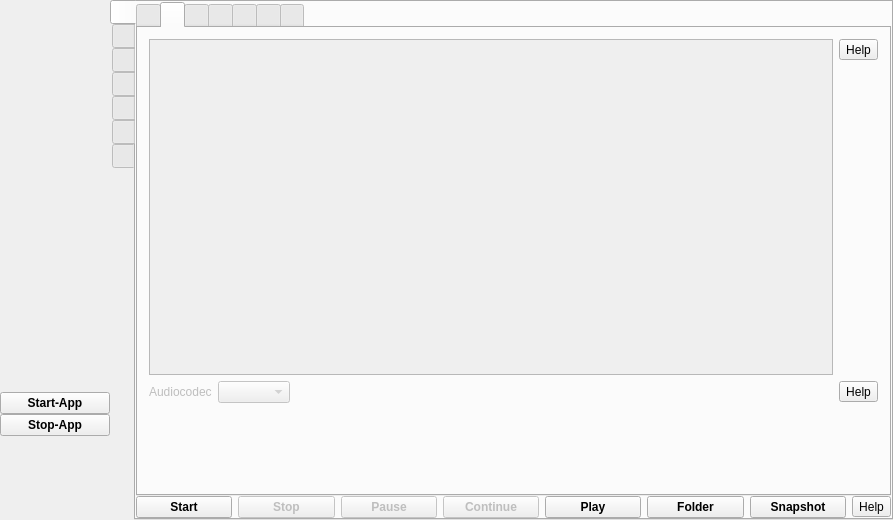
Old version of the form src/formMainWindow.ui in the repository vkohaupt/vokoscreenNG.
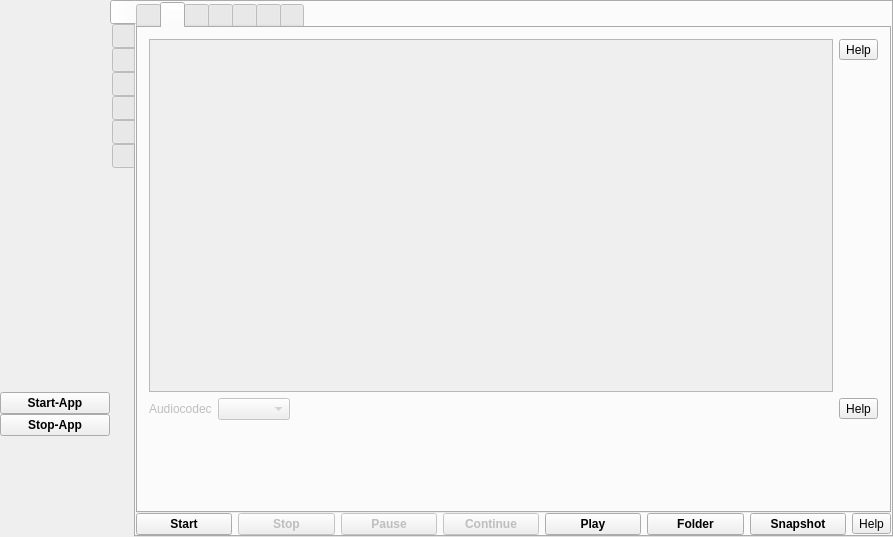
New version of the form. The open tabs and pages were chosen to show the change. Icons and pictures are not drawn.

Commit message: Magnifier scal

The edit to the form file:
```diff
--- a/src/formMainWindow.ui
+++ b/src/formMainWindow.ui
@@ -7,7 +7,7 @@
     <x>0</x>
     <y>0</y>
     <width>893</width>
-    <height>520</height>
+    <height>537</height>
    </rect>
   </property>
   <property name="windowTitle">
@@ -1143,8 +1143,8 @@
                      <rect>
                       <x>0</x>
                       <y>0</y>
-                      <width>21</width>
-                      <height>18</height>
+                      <width>654</width>
+                      <height>275</height>
                      </rect>
                     </property>
                     <layout class="QVBoxLayout" name="verticalLayoutAudioDevices"/>
```
Left out of the diff: 6 changed lines with no effect on the pictures. The commit also changes 1 other file.
